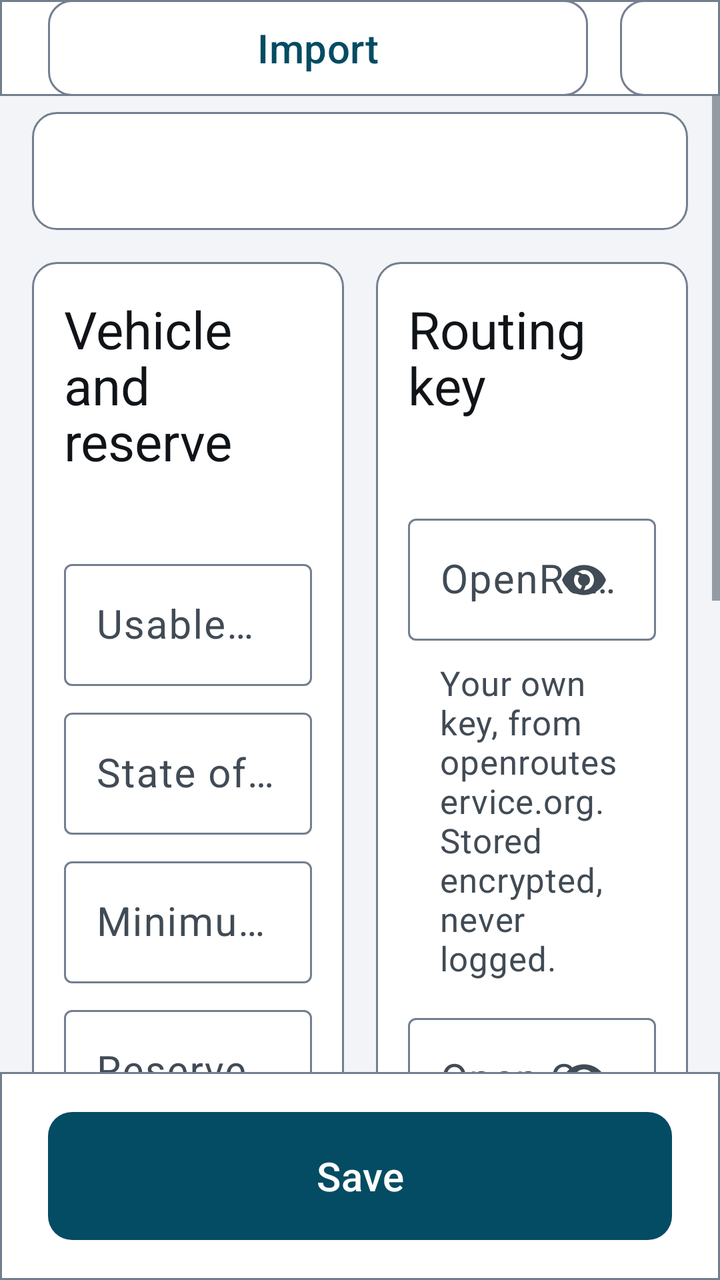
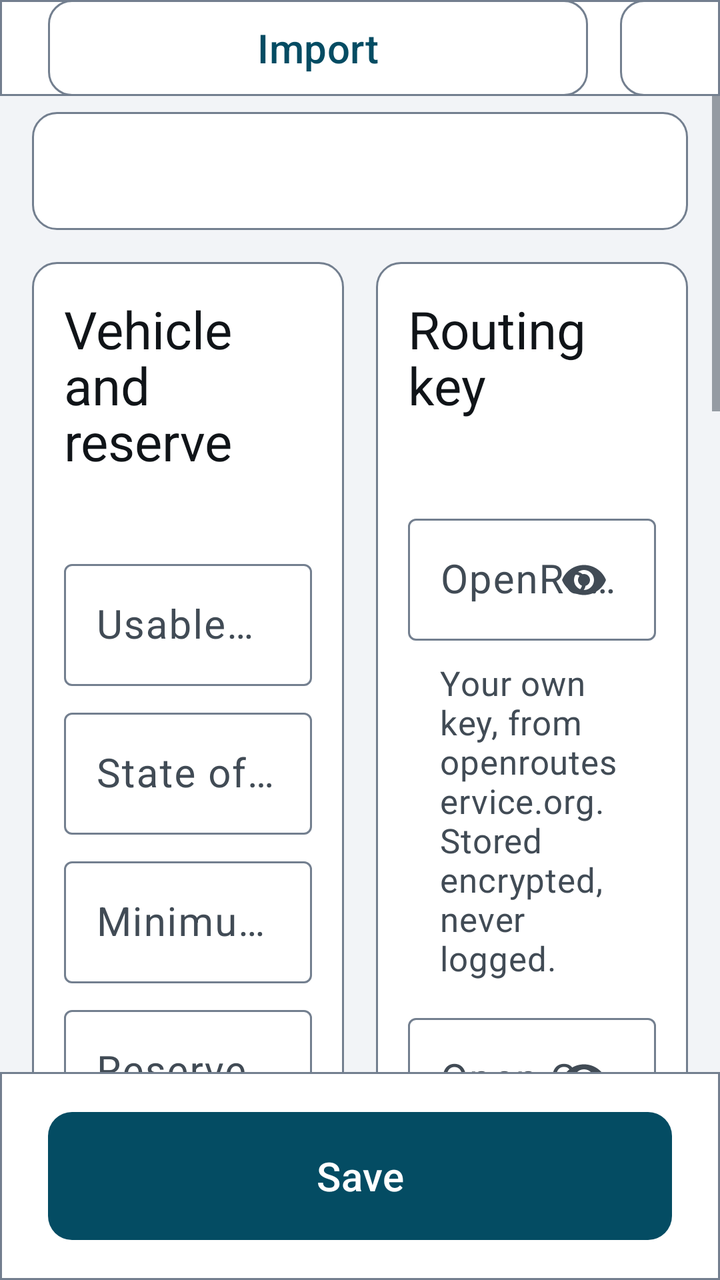

An Android layout rendered at two revisions. The XML below is the earlier revision; the diff shows what the commit changed to produce the second picture.
<!-- AndroidManifest.xml: application theme Theme.EVChargePilot -->
<!-- res/layout/activity_settings.xml -->
<?xml version="1.0" encoding="utf-8"?>
<LinearLayout xmlns:android="http://schemas.android.com/apk/res/android"
    xmlns:app="http://schemas.android.com/apk/res-auto"
    android:layout_width="match_parent"
    android:layout_height="match_parent"
    android:orientation="vertical">

    <LinearLayout
        android:layout_width="match_parent"
        android:layout_height="@dimen/chargepilot_bar_height"
        android:background="@drawable/bg_topbar"
        android:gravity="center_vertical"
        android:orientation="horizontal"
        android:paddingStart="@dimen/spacing_lg"
        android:paddingEnd="@dimen/spacing_lg">

        <include
            layout="@layout/view_primary_navigation"
            android:layout_width="0dp"
            android:layout_height="match_parent"
            android:layout_weight="1" />

        

        <com.google.android.material.button.MaterialButton
            android:id="@+id/settingsImportAction"
            style="@style/Widget.EV.Button.Outlined"
            android:layout_width="270dp"
            android:layout_height="match_parent"
            android:insetTop="0dp"
            android:insetBottom="0dp"
            android:text="@string/settings_action_import" />

        <com.google.android.material.button.MaterialButton
            android:id="@+id/settingsExportAction"
            style="@style/Widget.EV.Button.Outlined"
            android:layout_width="270dp"
            android:layout_height="match_parent"
            android:insetTop="0dp"
            android:insetBottom="0dp"
            android:layout_marginStart="@dimen/spacing_md"
            android:text="@string/settings_action_export" />
    </LinearLayout>

    
    <ScrollView
        android:layout_width="match_parent"
        android:layout_height="0dp"
        android:layout_weight="1"
        android:fillViewport="true">

        <LinearLayout
            android:layout_width="match_parent"
            android:layout_height="wrap_content"
            android:orientation="vertical"
            android:paddingStart="@dimen/spacing_md"
            android:paddingTop="@dimen/chargepilot_bar_gap"
            android:paddingEnd="@dimen/spacing_md"
            android:paddingBottom="@dimen/spacing_md">

            
            <TextView
                android:id="@+id/settingsStatus"
                android:layout_width="match_parent"
                android:layout_height="wrap_content"
                android:accessibilityLiveRegion="polite"
                android:background="@drawable/bg_card"
                android:gravity="center"
                android:padding="@dimen/spacing_md"
                android:textAppearance="@style/Text.EV.Body" />

            <LinearLayout
                android:layout_width="match_parent"
                android:layout_height="wrap_content"
                android:layout_marginTop="@dimen/spacing_md"
                android:baselineAligned="false"
                android:orientation="horizontal">

                <LinearLayout
                    android:layout_width="0dp"
                    android:layout_height="wrap_content"
                    android:layout_weight="1"
                    android:background="@drawable/bg_card"
                    android:orientation="vertical"
                    android:padding="@dimen/spacing_md">

                    <TextView
                        android:layout_width="match_parent"
                        android:layout_height="wrap_content"
                        android:text="@string/vehicle_title"
                        android:textAppearance="@style/Text.EV.Title" />

                    
                    <TextView
                        android:id="@+id/vehicleWhose"
                        android:layout_width="match_parent"
                        android:layout_height="wrap_content"
                        android:layout_marginTop="@dimen/spacing_sm"
                        android:textAppearance="@style/Text.EV.Secondary" />

                    
                    <com.google.android.material.textfield.TextInputLayout
                        android:id="@+id/capacityLayout"
                        style="@style/Widget.Material3.TextInputLayout.OutlinedBox"
                        android:layout_width="match_parent"
                        android:layout_height="wrap_content"
                        android:layout_marginTop="@dimen/spacing_sm"
                        android:hint="@string/vehicle_hint_capacity"
                        app:helperTextTextAppearance="@style/Text.EV.Secondary">

                        <com.google.android.material.textfield.TextInputEditText
                            android:id="@+id/capacityInput"
                            android:layout_width="match_parent"
                            android:layout_height="wrap_content"
                            android:inputType="numberDecimal"
                            android:singleLine="true"
                            android:textSize="@dimen/text_body" />
                    </com.google.android.material.textfield.TextInputLayout>

                    <com.google.android.material.textfield.TextInputLayout
                        android:id="@+id/healthLayout"
                        style="@style/Widget.Material3.TextInputLayout.OutlinedBox"
                        android:layout_width="match_parent"
                        android:layout_height="wrap_content"
                        android:layout_marginTop="@dimen/spacing_sm"
                        android:hint="@string/vehicle_hint_health"
                        app:helperTextTextAppearance="@style/Text.EV.Secondary">

                        <com.google.android.material.textfield.TextInputEditText
                            android:id="@+id/healthInput"
                            android:layout_width="match_parent"
                            android:layout_height="wrap_content"
                            android:inputType="numberDecimal"
                            android:singleLine="true"
                            android:textSize="@dimen/text_body" />
                    </com.google.android.material.textfield.TextInputLayout>

                    <com.google.android.material.textfield.TextInputLayout
                        android:id="@+id/minPowerLayout"
                        style="@style/Widget.Material3.TextInputLayout.OutlinedBox"
                        android:layout_width="match_parent"
                        android:layout_height="wrap_content"
                        android:layout_marginTop="@dimen/spacing_sm"
                        android:hint="@string/vehicle_hint_min_power"
                        app:helperTextTextAppearance="@style/Text.EV.Secondary">

                        <com.google.android.material.textfield.TextInputEditText
                            android:id="@+id/minPowerInput"
                            android:layout_width="match_parent"
                            android:layout_height="wrap_content"
                            android:inputType="numberDecimal"
                            android:singleLine="true"
                            android:textSize="@dimen/text_body" />
                    </com.google.android.material.textfield.TextInputLayout>

                    <com.google.android.material.textfield.TextInputLayout
                        android:id="@+id/reserveLayout"
                        style="@style/Widget.Material3.TextInputLayout.OutlinedBox"
                        android:layout_width="match_parent"
                        android:layout_height="wrap_content"
                        android:layout_marginTop="@dimen/spacing_sm"
                        android:hint="@string/vehicle_hint_reserve"
                        app:helperTextTextAppearance="@style/Text.EV.Secondary">

                        <com.google.android.material.textfield.TextInputEditText
                            android:id="@+id/reserveInput"
                            android:layout_width="match_parent"
                            android:layout_height="wrap_content"
                            android:inputType="numberDecimal"
                            android:singleLine="true"
                            android:textSize="@dimen/text_body" />
                    </com.google.android.material.textfield.TextInputLayout>

                    <com.google.android.material.textfield.TextInputLayout
                        android:id="@+id/departureLayout"
                        style="@style/Widget.Material3.TextInputLayout.OutlinedBox"
                        android:layout_width="match_parent"
                        android:layout_height="wrap_content"
                        android:layout_marginTop="@dimen/spacing_sm"
                        android:hint="@string/vehicle_hint_departure"
                        app:helperTextTextAppearance="@style/Text.EV.Secondary">

                        <com.google.android.material.textfield.TextInputEditText
                            android:id="@+id/departureInput"
                            android:layout_width="match_parent"
                            android:layout_height="wrap_content"
                            android:inputType="numberDecimal"
                            android:singleLine="true"
                            android:textSize="@dimen/text_body" />
                    </com.google.android.material.textfield.TextInputLayout>
                </LinearLayout>

                <LinearLayout
                    android:layout_width="0dp"
                    android:layout_height="wrap_content"
                    android:layout_marginStart="@dimen/spacing_md"
                    android:layout_weight="1"
                    android:background="@drawable/bg_card"
                    android:orientation="vertical"
                    android:padding="@dimen/spacing_md">

                    <TextView
                        android:layout_width="match_parent"
                        android:layout_height="wrap_content"
                        android:text="@string/routing_title"
                        android:textAppearance="@style/Text.EV.Title" />

                    
                    <TextView
                        android:id="@+id/routingState"
                        android:layout_width="match_parent"
                        android:layout_height="wrap_content"
                        android:layout_marginTop="@dimen/spacing_sm"
                        android:textAppearance="@style/Text.EV.Secondary" />

                    <com.google.android.material.textfield.TextInputLayout
                        android:id="@+id/routingKeyLayout"
                        style="@style/Widget.Material3.TextInputLayout.OutlinedBox"
                        android:layout_width="match_parent"
                        android:layout_height="wrap_content"
                        android:layout_marginTop="@dimen/spacing_sm"
                        android:hint="@string/routing_hint_key"
                        app:endIconContentDescription="@string/routing_desc_toggle_key"
                        app:endIconMinSize="@dimen/touch_target"
                        app:endIconMode="password_toggle"
                        app:helperText="@string/routing_helper_key"
                        app:helperTextTextAppearance="@style/Text.EV.Secondary">

                        <com.google.android.material.textfield.TextInputEditText
                            android:id="@+id/routingKeyInput"
                            android:layout_width="match_parent"
                            android:layout_height="wrap_content"
                            android:inputType="textPassword"
                            android:singleLine="true"
                            android:textSize="@dimen/text_body" />
                    </com.google.android.material.textfield.TextInputLayout>

                    <com.google.android.material.textfield.TextInputLayout
                        android:id="@+id/chargerKeyLayout"
                        style="@style/Widget.Material3.TextInputLayout.OutlinedBox"
                        android:layout_width="match_parent"
                        android:layout_height="wrap_content"
                        android:layout_marginTop="@dimen/spacing_sm"
                        android:hint="@string/routing_hint_charger_key"
                        app:endIconContentDescription="@string/routing_desc_toggle_key"
                        app:endIconMinSize="@dimen/touch_target"
                        app:endIconMode="password_toggle"
                        app:helperText="@string/routing_helper_charger_key"
                        app:helperTextTextAppearance="@style/Text.EV.Secondary">

                        <com.google.android.material.textfield.TextInputEditText
                            android:id="@+id/chargerKeyInput"
                            android:layout_width="match_parent"
                            android:layout_height="wrap_content"
                            android:inputType="textPassword"
                            android:singleLine="true"
                            android:textSize="@dimen/text_body" />
                    </com.google.android.material.textfield.TextInputLayout>

                    <com.google.android.material.textfield.TextInputLayout
                        android:id="@+id/routingBaseUrlLayout"
                        style="@style/Widget.Material3.TextInputLayout.OutlinedBox"
                        android:layout_width="match_parent"
                        android:layout_height="wrap_content"
                        android:layout_marginTop="@dimen/spacing_sm"
                        android:hint="@string/routing_hint_base_url"
                        app:helperText="@string/routing_helper_base_url"
                        app:helperTextTextAppearance="@style/Text.EV.Secondary">

                        <com.google.android.material.textfield.TextInputEditText
                            android:id="@+id/routingBaseUrlInput"
                            android:layout_width="match_parent"
                            android:layout_height="wrap_content"
                            android:inputType="textUri"
                            android:singleLine="true"
                            android:textSize="@dimen/text_body" />
                    </com.google.android.material.textfield.TextInputLayout>

                    
                    <com.google.android.material.button.MaterialButton
                        android:id="@+id/routingClearAction"
                        style="@style/Widget.EVChargePilot.Button.Danger"
                        android:layout_width="match_parent"
                        android:layout_height="@dimen/touch_target"
                        android:layout_marginTop="@dimen/spacing_sm"
                        android:text="@string/routing_action_clear" />
                </LinearLayout>
            </LinearLayout>
        </LinearLayout>
    </ScrollView>

    
    <LinearLayout
        android:layout_width="match_parent"
        android:layout_height="wrap_content"
        android:background="@drawable/bg_topbar"
        android:orientation="horizontal"
        android:paddingStart="@dimen/spacing_lg"
        android:paddingTop="@dimen/spacing_md"
        android:paddingEnd="@dimen/spacing_lg"
        android:paddingBottom="@dimen/spacing_md">

        <com.google.android.material.button.MaterialButton
            android:id="@+id/settingsSaveAction"
            style="@style/Widget.EVChargePilot.Button"
            android:layout_width="match_parent"
            android:layout_height="@dimen/touch_target"
            android:text="@string/routing_action_save" />
    </LinearLayout>
</LinearLayout>
<!-- res/layout/view_primary_navigation.xml (included above) -->
<?xml version="1.0" encoding="utf-8"?>
<LinearLayout
    xmlns:android="http://schemas.android.com/apk/res/android"
    xmlns:app="http://schemas.android.com/apk/res-auto"
    android:layout_width="match_parent"
    android:layout_height="match_parent"
    android:gravity="center_vertical"
    android:orientation="horizontal">

    <TextView
        android:layout_width="wrap_content"
        android:layout_height="wrap_content"
        android:layout_marginEnd="@dimen/spacing_md"
        android:text="@string/app_name"
        android:textAppearance="@style/Text.EV.Title" />

    <com.google.android.material.button.MaterialButtonToggleGroup
        android:id="@+id/primaryNavigation"
        android:layout_width="0dp"
        android:layout_height="match_parent"
        android:layout_weight="1"
        app:selectionRequired="true"
        app:singleSelection="true">

    <com.google.android.material.button.MaterialButton
        android:id="@+id/navEnergy"
        style="@style/Widget.EVChargePilot.NavTab"
        android:layout_width="0dp"
        android:layout_height="match_parent"
        android:layout_weight="1"
        android:text="@string/tab_energy" />

    <com.google.android.material.button.MaterialButton
        android:id="@+id/navArrival"
        style="@style/Widget.EVChargePilot.NavTab"
        android:layout_width="0dp"
        android:layout_height="match_parent"
        android:layout_weight="1"
        android:text="@string/tab_arrival" />

    <com.google.android.material.button.MaterialButton
        android:id="@+id/navTrips"
        style="@style/Widget.EVChargePilot.NavTab"
        android:layout_width="0dp"
        android:layout_height="match_parent"
        android:layout_weight="1"
        android:text="@string/tab_trips" />

    <com.google.android.material.button.MaterialButton
        android:id="@+id/navBattery"
        style="@style/Widget.EVChargePilot.NavTab"
        android:layout_width="0dp"
        android:layout_height="match_parent"
        android:layout_weight="1"
        android:text="@string/tab_battery" />

    <com.google.android.material.button.MaterialButton
        android:id="@+id/navDiagnostics"
        style="@style/Widget.EVChargePilot.NavTab"
        android:layout_width="0dp"
        android:layout_height="match_parent"
        android:layout_weight="1"
        android:text="@string/tab_diagnostics" />

    <com.google.android.material.button.MaterialButton
        android:id="@+id/navSettings"
        style="@style/Widget.EVChargePilot.NavTab"
        android:layout_width="0dp"
        android:layout_height="match_parent"
        android:layout_weight="1"
        android:text="@string/tab_settings" />
    </com.google.android.material.button.MaterialButtonToggleGroup>
</LinearLayout>
<!-- resources referenced by this layout -->
<resources>
  <dimen name="chargepilot_bar_gap">@dimen/spacing_sm</dimen>
  <dimen name="chargepilot_bar_height">48dp</dimen>
  <dimen name="spacing_lg">24dp</dimen>
  <dimen name="spacing_md">16dp</dimen>
  <dimen name="spacing_sm">8dp</dimen>
  <dimen name="text_body">20sp</dimen>
  <dimen name="touch_target">72dp</dimen>
  <string name="app_name">EVChargePilot</string>
  <string name="routing_action_clear">Remove the keys</string>
  <string name="routing_action_save">Save</string>
  <string name="routing_desc_toggle_key">Show or hide the key</string>
  <string name="routing_helper_base_url">Leave as it is for HeiGIT, or point it at your own instance.</string>
  <string name="routing_helper_charger_key">A second free key, from openchargemap.org.</string>
  <string name="routing_helper_key">Your own key, from openrouteservice.org. Stored encrypted, never logged.</string>
  <string name="routing_hint_base_url">Routing service (https)</string>
  <string name="routing_hint_charger_key">Open Charge Map API key (optional)</string>
  <string name="routing_hint_key">OpenRouteService API key</string>
  <string name="routing_title">Routing key</string>
  <string name="settings_action_export">Export</string>
  <string name="settings_action_import">Import</string>
  <string name="tab_arrival">Arrival</string>
  <string name="tab_battery">Battery</string>
  <string name="tab_diagnostics">Diagnostics</string>
  <string name="tab_energy">Energy</string>
  <string name="tab_settings">Settings</string>
  <string name="tab_trips">Trips</string>
  <string name="vehicle_hint_capacity">Usable battery capacity when new (kWh)</string>
  <string name="vehicle_hint_departure">Charge to leave a stop with (\u0025)</string>
  <string name="vehicle_hint_health">State of health (\u0025)</string>
  <string name="vehicle_hint_min_power">Minimum charger power (kW)</string>
  <string name="vehicle_hint_reserve">Reserve to keep on arrival (\u0025)</string>
  <string name="vehicle_title">Vehicle and reserve</string>
  <style name="Widget.EVChargePilot.Button.Danger" parent="Widget.EV.Button">
          <item name="android:textColor">@color/ev_on_accent</item>
          <item name="backgroundTint">@color/ev_error</item>
      </style>
  <color name="ev_surface">#FFFFFFFF</color>
  <color name="ev_outline">#FF737F8F</color>
  <dimen name="ev_corner">12dp</dimen>
  <color name="ev_text_primary">#FF101418</color>
  <dimen name="text_secondary">17sp</dimen>
  <color name="ev_text_secondary">#FF414B55</color>
  <dimen name="text_title">26sp</dimen>
  <style name="ShapeAppearanceOverlay.EV.Button" parent="">
          <item name="cornerSize">@dimen/ev_corner</item>
      </style>
  <color name="ev_on_accent">#FFFFFFFF</color>
  <color name="ev_error">#FF8F0F18</color>
  <color name="ev_accent">#FF044C63</color>
  <color name="ev_surface_raised">#FFE4E8ED</color>
  <color name="ev_background">#FFF2F4F7</color>
  <!-- unchanged entries left out for length: 15 -->
</resources>

<!-- the commit's change to res/layout/activity_settings.xml (unified diff, before → after) -->
@@ -231,6 +231,7 @@
                             android:layout_width="match_parent"
                             android:layout_height="wrap_content"
                             android:inputType="textPassword"
+                            android:saveEnabled="false"
                             android:singleLine="true"
                             android:textSize="@dimen/text_body" />
                     </com.google.android.material.textfield.TextInputLayout>
@@ -253,6 +254,7 @@
                             android:layout_width="match_parent"
                             android:layout_height="wrap_content"
                             android:inputType="textPassword"
+                            android:saveEnabled="false"
                             android:singleLine="true"
                             android:textSize="@dimen/text_body" />
                     </com.google.android.material.textfield.TextInputLayout>
@@ -285,6 +287,100 @@
                         android:layout_marginTop="@dimen/spacing_sm"
                         android:text="@string/routing_action_clear" />
                 </LinearLayout>
+            </LinearLayout>
+
+            
+            <LinearLayout
+                android:layout_width="match_parent"
+                android:layout_height="wrap_content"
+                android:layout_marginTop="@dimen/spacing_md"
+                android:background="@drawable/bg_card"
+                android:orientation="vertical"
+                android:padding="@dimen/spacing_md">
+
+                <TextView
+                    android:layout_width="match_parent"
+                    android:layout_height="wrap_content"
+                    android:text="@string/eco_settings_title"
+                    android:textAppearance="@style/Text.EV.Title" />
+
+                <TextView
+                    android:layout_width="match_parent"
+                    android:layout_height="wrap_content"
+                    android:layout_marginTop="@dimen/spacing_sm"
+                    android:text="@string/eco_settings_note"
+                    android:textAppearance="@style/Text.EV.Secondary" />
+
+                <com.google.android.material.materialswitch.MaterialSwitch
+                    android:id="@+id/ecoAdviceSwitch"
+                    style="@style/Widget.EV.Switch"
+                    android:layout_width="match_parent"
+                    android:layout_height="wrap_content"
+                    android:layout_marginTop="@dimen/spacing_sm"
+                    android:text="@string/eco_settings_advice" />
+
+                <com.google.android.material.materialswitch.MaterialSwitch
+                    android:id="@+id/ecoVoiceSwitch"
+                    style="@style/Widget.EV.Switch"
+                    android:layout_width="match_parent"
+                    android:layout_height="wrap_content"
+                    android:layout_marginTop="@dimen/spacing_sm"
+                    android:text="@string/eco_settings_voice" />
+            </LinearLayout>
+
+            <LinearLayout
+                android:layout_width="match_parent"
+                android:layout_height="wrap_content"
+                android:layout_marginTop="@dimen/spacing_md"
+                android:background="@drawable/bg_card"
+                android:orientation="vertical"
+                android:padding="@dimen/spacing_md">
+
+                <TextView
+                    android:layout_width="match_parent"
+                    android:layout_height="wrap_content"
+                    android:text="@string/language_settings_title"
+                    android:textAppearance="@style/Text.EV.Title" />
+
+                <TextView
+                    android:layout_width="match_parent"
+                    android:layout_height="wrap_content"
+                    android:layout_marginTop="@dimen/spacing_sm"
+                    android:text="@string/language_settings_note"
+                    android:textAppearance="@style/Text.EV.Secondary" />
+
+                <com.google.android.material.button.MaterialButtonToggleGroup
+                    android:id="@+id/languageChoice"
+                    android:layout_width="match_parent"
+                    android:layout_height="@dimen/touch_target"
+                    android:layout_marginTop="@dimen/spacing_sm"
+                    app:selectionRequired="true"
+                    app:singleSelection="true">
+
+                    <com.google.android.material.button.MaterialButton
+                        android:id="@+id/languageSystem"
+                        style="@style/Widget.EVChargePilot.NavTab"
+                        android:layout_width="0dp"
+                        android:layout_height="match_parent"
+                        android:layout_weight="1"
+                        android:text="@string/language_system" />
+
+                    <com.google.android.material.button.MaterialButton
+                        android:id="@+id/languageEnglish"
+                        style="@style/Widget.EVChargePilot.NavTab"
+                        android:layout_width="0dp"
+                        android:layout_height="match_parent"
+                        android:layout_weight="1"
+                        android:text="@string/language_english" />
+
+                    <com.google.android.material.button.MaterialButton
+                        android:id="@+id/languageFrench"
+                        style="@style/Widget.EVChargePilot.NavTab"
+                        android:layout_width="0dp"
+                        android:layout_height="match_parent"
+                        android:layout_weight="1"
+                        android:text="@string/language_french" />
+                </com.google.android.material.button.MaterialButtonToggleGroup>
             </LinearLayout>
         </LinearLayout>
     </ScrollView>
<!-- resource entries referenced after the edit -->
@@ -8,6 +8,15 @@
   <dimen name="text_body">20sp</dimen>
   <dimen name="touch_target">72dp</dimen>
   <string name="app_name">EVChargePilot</string>
+  <string name="eco_settings_advice">Show driving advice</string>
+  <string name="eco_settings_note">The band on the energy screen is always shown. Advice and voice are off until asked for, and the voice speaks only when the advice changes, while the car is moving.</string>
+  <string name="eco_settings_title">Eco-driving coach</string>
+  <string name="eco_settings_voice">Speak the advice</string>
+  <string name="language_english">English</string>
+  <string name="language_french">Français</string>
+  <string name="language_settings_note">Applies to this app only. The car’s own language is unchanged.</string>
+  <string name="language_settings_title">Language</string>
+  <string name="language_system">System</string>
   <string name="routing_action_clear">Remove the keys</string>
   <string name="routing_action_save">Save</string>
   <string name="routing_desc_toggle_key">Show or hide the key</string>
@@ -32,6 +41,11 @@
   <string name="vehicle_hint_min_power">Minimum charger power (kW)</string>
   <string name="vehicle_hint_reserve">Reserve to keep on arrival (\u0025)</string>
   <string name="vehicle_title">Vehicle and reserve</string>
+  <style name="Widget.EV.Switch" parent="Widget.Material3.CompoundButton.MaterialSwitch">
+          <item name="android:minHeight">@dimen/touch_target</item>
+          <item name="android:textSize">@dimen/text_body</item>
+          <item name="android:textColor">@color/ev_text_primary</item>
+      </style>
   <style name="Widget.EVChargePilot.Button.Danger" parent="Widget.EV.Button">
           <item name="android:textColor">@color/ev_on_accent</item>
           <item name="backgroundTint">@color/ev_error</item>
